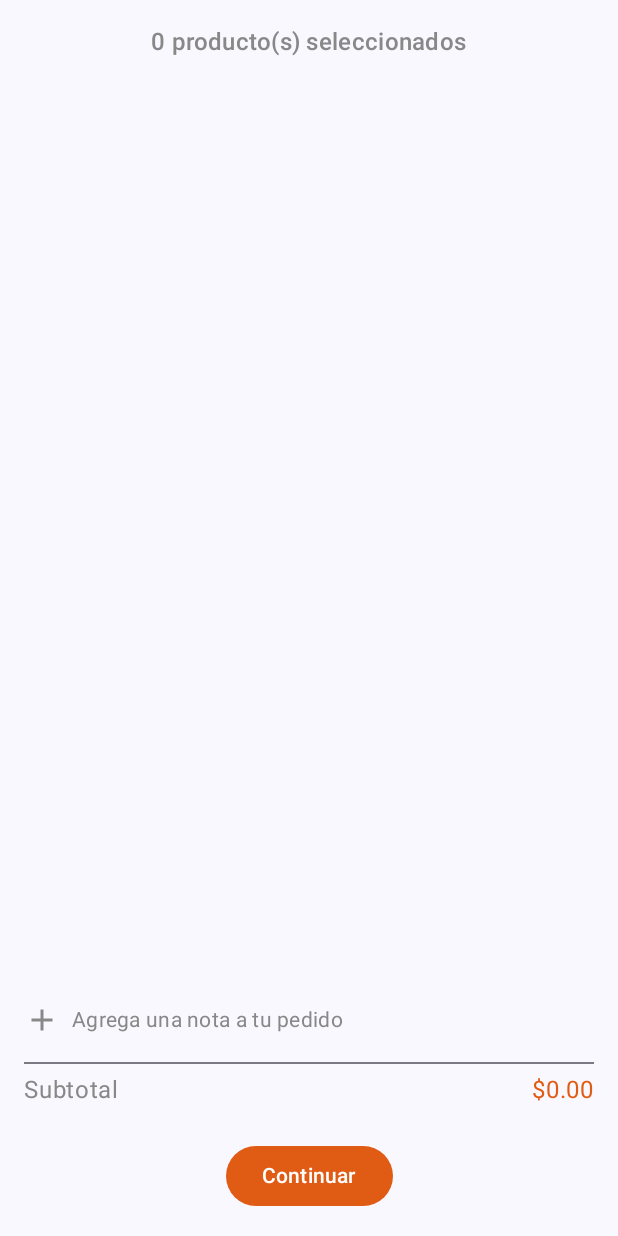
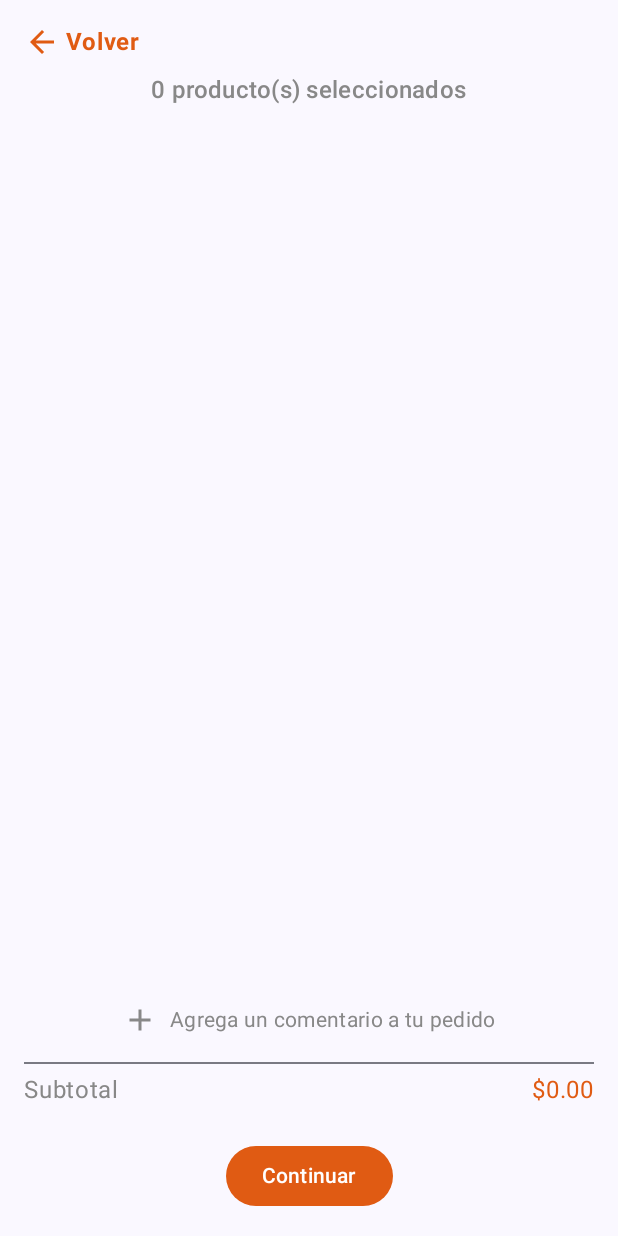
Before and after one commit to JavierC358/Feature-pago, an Android app built with Jetpack Compose: the CartScreen screen opened through its navigation route, on a phone screen of 412 x 824 dp. Run offline under Robolectric (Android 15) with nearby library versions, the phone set to English and light mode, and no system bars; our stand-ins replace Dagger/Hilt's generated code, Firebase (no records; nobody signed in at launch, a user with empty details on screens opened directly).

Commit message:
Feature Cart parte I

```diff
--- a/app/src/main/java/com/example/mordisko/features/authentication/presentation/splash/SplashScreen.kt
+++ b/app/src/main/java/com/example/mordisko/features/authentication/presentation/splash/SplashScreen.kt
@@ -49,14 +49,6 @@ fun SplashScreen(
     Box(modifier = Modifier
         .padding(horizontal = 24.dp, vertical = 12.dp).fillMaxSize(), contentAlignment = Alignment.Center) {
         Column(horizontalAlignment = Alignment.CenterHorizontally) {
-            Text(
-                text = "¡Bienvenidos!",
-                fontSize = 50.sp,
-                color = Color(0xFFE05B13),
-                fontWeight = FontWeight.SemiBold,
-                modifier = Modifier.padding(start = 24.dp, top = 24.dp)
-            )
-
             Image(
                 painter = painterResource(id = R.drawable.ic_logo_background),
                 contentDescription = "",
--- a/app/src/main/java/com/example/mordisko/features/cart/CartScreen.kt
+++ /dev/null
@@ -1,156 +0,0 @@
-package com.example.mordisko.features.cart
-
-import android.util.Log
-import androidx.compose.foundation.Image
-import androidx.compose.foundation.background
-import androidx.compose.foundation.layout.Arrangement
-import androidx.compose.foundation.layout.Column
-import androidx.compose.foundation.layout.Row
-import androidx.compose.foundation.layout.Spacer
-import androidx.compose.foundation.layout.fillMaxSize
-import androidx.compose.foundation.layout.fillMaxWidth
-import androidx.compose.foundation.layout.height
-import androidx.compose.foundation.layout.padding
-import androidx.compose.foundation.layout.size
-import androidx.compose.foundation.layout.width
-import androidx.compose.foundation.lazy.LazyColumn
-import androidx.compose.foundation.lazy.items
-import androidx.compose.material.icons.Icons
-import androidx.compose.material.icons.filled.Add
-import androidx.compose.material.icons.filled.Delete
-import androidx.compose.material3.Button
-import androidx.compose.material3.ButtonDefaults
-import androidx.compose.material3.Card
-import androidx.compose.material3.CardDefaults
-import androidx.compose.material3.Divider
-import androidx.compose.material3.Icon
-import androidx.compose.material3.IconButton
-import androidx.compose.material3.MaterialTheme
-import androidx.compose.material3.Text
-import androidx.compose.runtime.Composable
-import androidx.compose.runtime.LaunchedEffect
-import androidx.compose.runtime.collectAsState
-import androidx.compose.ui.Alignment
-import androidx.compose.ui.Modifier
-import androidx.compose.ui.graphics.Color
-import androidx.compose.ui.res.painterResource
-import androidx.compose.ui.text.font.FontWeight
-import androidx.compose.ui.unit.dp
-import com.example.mordisko.features.cart.presentation.CartViewModel
-
-@Composable
-fun CartScreen(
-    cartViewModel: CartViewModel,
-    onContinue: () -> Unit
-) {
-
-    LaunchedEffect(Unit) {
-        Log.d("CartScreen", "CartViewModel instancia: ${cartViewModel.hashCode()}")
-    }
-
-    val cartItems = cartViewModel.cartItems.collectAsState().value
-    val textColor = Color.Gray
-    val priceColor = Color(0xFFE05B13)
-
-    val subtotal = cartItems.sumOf { it.priceUsd }
-
-    Column(
-        modifier = Modifier
-            .fillMaxSize()
-            .padding(16.dp)
-    ) {
-        Text(
-            text = "${cartItems.size} producto(s) seleccionados",
-            style = MaterialTheme.typography.titleMedium,
-            color = textColor,
-            modifier = Modifier.align(Alignment.CenterHorizontally)
-        )
-
-        Spacer(modifier = Modifier.height(16.dp))
-
-        LazyColumn(modifier = Modifier.weight(1f)) {
-            items(cartItems) { item ->
-                Card(
-                    modifier = Modifier
-                        .fillMaxWidth()
-                        .padding(vertical = 4.dp),
-                    colors = CardDefaults.cardColors(containerColor = Color.White)
-                ) {
-                    Row(
-                        modifier = Modifier
-                            .padding(8.dp)
-                            .fillMaxWidth(),
-                        verticalAlignment = Alignment.CenterVertically
-                    ) {
-                        Image(
-                            painter = painterResource(id = item.imageRes),
-                            contentDescription = item.name,
-                            modifier = Modifier
-                                .size(80.dp)
-                                .background(Color.LightGray)
-                        )
-
-                        Spacer(modifier = Modifier.width(10.dp))
-
-                        Column(modifier = Modifier.weight(1f)) {
-                            Text(
-                                text = item.name,
-                                style = MaterialTheme.typography.bodyLarge,
-                                color = textColor,
-                                fontWeight = FontWeight.Bold
-                            )
-                            Text(
-                                text = "$${"%.2f".format(item.priceUsd)}",
-                                color = priceColor,
-                                style = MaterialTheme.typography.bodyMedium
-                            )
-                        }
-
-                        IconButton(onClick = { cartViewModel.removeItem(item) }) {
-                            Icon(Icons.Default.Delete, contentDescription = "Eliminar", tint = textColor)
-                        }
-                    }
-                }
-            }
-        }
-
-        Spacer(modifier = Modifier.height(16.dp))
-
-        // Nota al pedido
-        Row(
-            verticalAlignment = Alignment.CenterVertically
-        ) {
-            Icon(Icons.Default.Add, contentDescription = "Agregar nota", tint = textColor)
-            Spacer(modifier = Modifier.width(8.dp))
-            Text(
-                text = "Agrega una nota a tu pedido",
-                color = textColor,
-                style = MaterialTheme.typography.bodyMedium
-            )
-        }
-
-        Spacer(modifier = Modifier.height(16.dp))
-        Divider()
-        Spacer(modifier = Modifier.height(8.dp))
-
-        // Subtotal
-        Row(
-            modifier = Modifier.fillMaxWidth(),
-            horizontalArrangement = Arrangement.SpaceBetween
-        ) {
-            Text("Subtotal", color = textColor, style = MaterialTheme.typography.bodyLarge)
-            Text("$${"%.2f".format(subtotal)}", color = priceColor, style = MaterialTheme.typography.bodyLarge)
-        }
-
-        Spacer(modifier = Modifier.height(24.dp))
-
-        // Botón Continuar
-        Button(
-            onClick = onContinue,
-            modifier = Modifier.align(Alignment.CenterHorizontally),
-            colors = ButtonDefaults.buttonColors(containerColor = priceColor)
-        ) {
-            Text("Continuar", color = Color.White)
-        }
-    }
-}
--- /dev/null
+++ b/app/src/main/java/com/example/mordisko/features/cart/presentation/CartScreen.kt
@@ -0,0 +1,252 @@
+package com.example.mordisko.features.cart.presentation
+
+import android.util.Log
+import androidx.compose.foundation.Image
+import androidx.compose.foundation.background
+import androidx.compose.foundation.clickable
+import androidx.compose.foundation.layout.Arrangement
+import androidx.compose.foundation.layout.Box
+import androidx.compose.foundation.layout.Column
+import androidx.compose.foundation.layout.Row
+import androidx.compose.foundation.layout.Spacer
+import androidx.compose.foundation.layout.fillMaxSize
+import androidx.compose.foundation.layout.fillMaxWidth
+import androidx.compose.foundation.layout.height
+import androidx.compose.foundation.layout.padding
+import androidx.compose.foundation.layout.size
+import androidx.compose.foundation.layout.width
+import androidx.compose.foundation.lazy.LazyColumn
+import androidx.compose.foundation.lazy.items
+import androidx.compose.material.icons.Icons
+import androidx.compose.material.icons.filled.Add
+import androidx.compose.material.icons.filled.ArrowBack
+import androidx.compose.material.icons.filled.Delete
+import androidx.compose.material3.AlertDialog
+import androidx.compose.material3.Button
+import androidx.compose.material3.ButtonDefaults
+import androidx.compose.material3.Card
+import androidx.compose.material3.CardDefaults
+import androidx.compose.material3.Divider
+import androidx.compose.material3.ExperimentalMaterial3Api
+import androidx.compose.material3.Icon
+import androidx.compose.material3.IconButton
+import androidx.compose.material3.MaterialTheme
+import androidx.compose.material3.Text
+import androidx.compose.material3.TextButton
+import androidx.compose.material3.TextField
+import androidx.compose.material3.TextFieldDefaults
+import androidx.compose.runtime.Composable
+import androidx.compose.runtime.LaunchedEffect
+import androidx.compose.runtime.collectAsState
+import androidx.compose.runtime.getValue
+import androidx.compose.runtime.mutableStateOf
+import androidx.compose.runtime.remember
+import androidx.compose.runtime.setValue
+import androidx.compose.ui.Alignment
+import androidx.compose.ui.Modifier
+import androidx.compose.ui.graphics.Color
+import androidx.compose.ui.res.painterResource
+import androidx.compose.ui.text.font.FontWeight
+import androidx.compose.ui.unit.dp
+import androidx.compose.ui.unit.sp
+import androidx.navigation.NavController
+
+@OptIn(ExperimentalMaterial3Api::class)
+@Composable
+fun CartScreen(
+    cartViewModel: CartViewModel,
+    navController: NavController,
+    onContinue: () -> Unit,
+    onBack: () -> Unit
+) {
+    LaunchedEffect(Unit) {
+        Log.d("CartScreen", "CartViewModel instancia: ${cartViewModel.hashCode()}")
+    }
+
+    val cartItems = cartViewModel.cartItems.collectAsState().value
+    val textColor = Color.Gray
+    val priceColor = Color(0xFFE05B13)
+    val subtotal = cartItems.sumOf { it.priceUsd }
+
+    var showCommentDialog by remember { mutableStateOf(false) }
+    var comment by remember { mutableStateOf("") }
+
+    if (showCommentDialog) {
+        AlertDialog(
+            onDismissRequest = { showCommentDialog = false },
+            confirmButton = {
+                TextButton(onClick = { showCommentDialog = false }) {
+                    Text("Aceptar")
+                }
+            },
+            dismissButton = {
+                TextButton(onClick = { showCommentDialog = false }) {
+                    Text("Cancelar")
+                }
+            },
+            title = { Text("Agrega un comentario") },
+            text = {
+                Column {
+                    Card(
+                        modifier = Modifier.fillMaxWidth(),
+                        colors = CardDefaults.cardColors(containerColor = Color(0xFFFFE0B2))
+                    ) {
+                        TextField(
+                            value = comment,
+                            onValueChange = { if (it.length <= 160) comment = it },
+                            placeholder = { Text("Agrega tu comentario", color = Color.Gray) },
+                            modifier = Modifier.fillMaxWidth(),
+                            colors = TextFieldDefaults.textFieldColors(containerColor = Color.Transparent)
+                        )
+                    }
+                    Spacer(modifier = Modifier.height(4.dp))
+                    Text(
+                        "${comment.length}/160",
+                        modifier = Modifier.align(Alignment.End),
+                        color = Color.Gray,
+                        fontSize = 12.sp
+                    )
+                }
+            },
+            containerColor = Color.White
+        )
+    }
+
+    Column(
+        modifier = Modifier
+            .fillMaxSize()
+            .padding(16.dp)
+    ) {
+        Row(
+            verticalAlignment = Alignment.CenterVertically,
+            modifier = Modifier.clickable { onBack() }
+        ) {
+            Icon(Icons.Default.ArrowBack, contentDescription = "Volver", tint = priceColor)
+            Spacer(modifier = Modifier.width(4.dp))
+            Text("Volver", color = priceColor, fontWeight = FontWeight.Bold)
+        }
+
+        Spacer(modifier = Modifier.height(8.dp))
+
+        Text(
+            text = "${cartItems.size} producto(s) seleccionados",
+            style = MaterialTheme.typography.titleMedium,
+            color = textColor,
+            modifier = Modifier.align(Alignment.CenterHorizontally)
+        )
+
+        Spacer(modifier = Modifier.height(16.dp))
+
+        LazyColumn(modifier = Modifier.weight(1f)) {
+            items(cartItems) { item ->
+                Card(
+                    modifier = Modifier
+                        .fillMaxWidth()
+                        .padding(vertical = 4.dp),
+                    colors = CardDefaults.cardColors(containerColor = Color.White)
+                ) {
+                    Row(
+                        modifier = Modifier
+                            .padding(8.dp)
+                            .fillMaxWidth(),
+                        verticalAlignment = Alignment.CenterVertically
+                    ) {
+                        Image(
+                            painter = painterResource(id = item.imageRes),
+                            contentDescription = item.name,
+                            modifier = Modifier.size(80.dp)
+                        )
+
+                        Spacer(modifier = Modifier.width(10.dp))
+
+                        Column(
+                            modifier = Modifier.weight(1f),
+                            horizontalAlignment = Alignment.CenterHorizontally
+                        ) {
+                            Row(
+                                modifier = Modifier.fillMaxWidth(),
+                                horizontalArrangement = Arrangement.SpaceBetween,
+                                verticalAlignment = Alignment.CenterVertically
+                            ) {
+                                Text(
+                                    text = item.name,
+                                    style = MaterialTheme.typography.bodyLarge,
+                                    color = textColor,
+                                    fontWeight = FontWeight.Bold
+                                )
+                                // Cantidad en círculo
+                                Box(
+                                    modifier = Modifier
+                                        .size(24.dp)
+                                        .background(color = priceColor, shape = MaterialTheme.shapes.small),
+                                    contentAlignment = Alignment.Center
+                                ) {
+                                    Text(
+                                        text = item.quantity.toString(),
+                                        color = Color.White,
+                                        style = MaterialTheme.typography.labelMedium
+                                    )
+                                }
+                            }
+                            Text(
+                                text = "$${"%.2f".format(item.priceUsd)}",
+                                color = priceColor,
+                                style = MaterialTheme.typography.bodyMedium
+                            )
+                            Text("Tamaño: ${item.size}", color = textColor, fontSize = 12.sp)
+                            item.extras.forEach {
+                                Text("• ${it.name} (${it.size})", fontSize = 12.sp, color = Color.Gray)
+                            }
+                        }
+
+                        IconButton(onClick = { cartViewModel.removeItem(item) }) {
+                            Icon(Icons.Default.Delete, contentDescription = "Eliminar", tint = textColor)
+                        }
+                    }
+                }
+            }
+        }
+
+        Spacer(modifier = Modifier.height(16.dp))
+
+        // Comentario clickable centrado
+        Row(
+            modifier = Modifier
+                .fillMaxWidth()
+                .clickable { showCommentDialog = true },
+            horizontalArrangement = Arrangement.Center,
+            verticalAlignment = Alignment.CenterVertically
+        ) {
+            Icon(Icons.Default.Add, contentDescription = "Agregar nota", tint = textColor)
+            Spacer(modifier = Modifier.width(8.dp))
+            Text(
+                text = "Agrega un comentario a tu pedido",
+                color = textColor,
+                style = MaterialTheme.typography.bodyMedium
+            )
+        }
+
+        Spacer(modifier = Modifier.height(16.dp))
+        Divider()
+        Spacer(modifier = Modifier.height(8.dp))
+
+        // Subtotal
+        Row(
+            modifier = Modifier.fillMaxWidth(),
+            horizontalArrangement = Arrangement.SpaceBetween
+        ) {
+            Text("Subtotal", color = textColor, style = MaterialTheme.typography.bodyLarge)
+            Text("$${"%.2f".format(subtotal)}", color = priceColor, style = MaterialTheme.typography.bodyLarge)
+        }
+
+        Spacer(modifier = Modifier.height(24.dp))
+
+        Button(
+            onClick = onContinue,
+            modifier = Modifier.align(Alignment.CenterHorizontally),
+            colors = ButtonDefaults.buttonColors(containerColor = priceColor)
+        ) {
+            Text("Continuar", color = Color.White)
+        }
+    }
+}
--- a/app/src/main/java/com/example/mordisko/navigation/AppNavigation.kt
+++ b/app/src/main/java/com/example/mordisko/navigation/AppNavigation.kt
@@ -11,10 +11,11 @@ import com.example.mordisko.features.authentication.presentation.login.ForgotPas
 import com.example.mordisko.features.authentication.presentation.login.LoginScreen
 import com.example.mordisko.features.authentication.presentation.login.RegisterScreen
 import com.example.mordisko.features.authentication.presentation.splash.SplashScreen
-import com.example.mordisko.features.cart.CartScreen
+import com.example.mordisko.features.cart.presentation.CartScreen
 import com.example.mordisko.features.cart.presentation.CartViewModel
 import com.example.mordisko.features.home.HomeScreen
 import com.example.mordisko.features.menu.navigation.menuNavGraph
+
 
 @Composable
 fun AppNavigation(
@@ -105,8 +106,12 @@ fun AppNavigation(
         composable("cart") {
             CartScreen(
                 cartViewModel = cartViewModel,
+                navController = navController,
                 onContinue = {
                     // Acción para continuar con el pedido
+                },
+                onBack = {
+                    navController.popBackStack() // ⬅️ Acción de volver atrás
                 }
             )
         }
```
